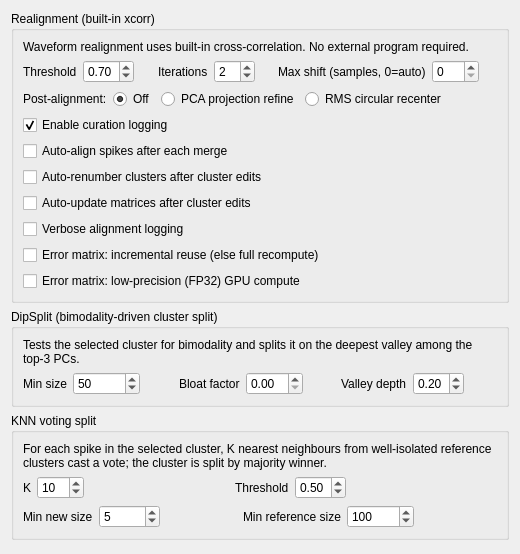
Old version of the form src/klusters/src/prefrefinementlayout.ui in the repository Gravios/neurosuite-3.
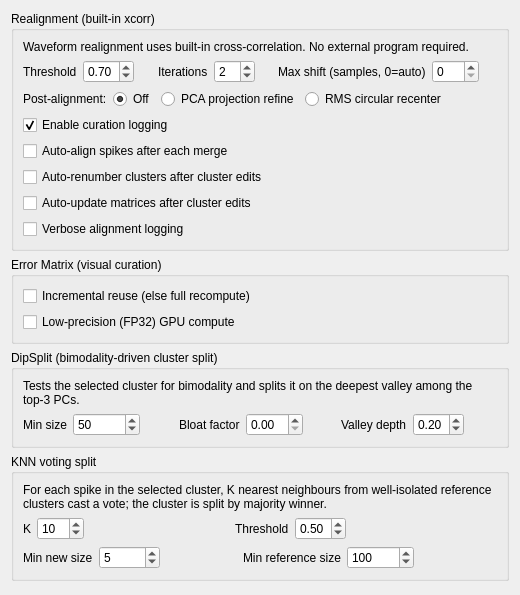
New version of the form.

Commit message: klusters: move error-matrix toggles into their own Preferences group

The edit to the form file:
```diff
--- a/src/klusters/src/prefrefinementlayout.ui
+++ b/src/klusters/src/prefrefinementlayout.ui
@@ -267,10 +267,25 @@
           </property>
          </widget>
         </item>
-        <item row="8" column="0">
+       </layout>
+      </widget>
+   </item>
+   <item>
+    <widget class="QGroupBox" name="groupBox_errormatrix">
+     <property name="sizePolicy">
+      <sizepolicy hsizetype="Expanding" vsizetype="Fixed">
+       <horstretch>0</horstretch>
+       <verstretch>0</verstretch>
+      </sizepolicy>
+     </property>
+     <property name="title">
+      <string>Error Matrix (visual curation)</string>
+     </property>
+     <layout class="QGridLayout" name="gridLayout_errormatrix">
+      <item row="0" column="0">
          <widget class="QCheckBox" name="errorMatrixIncrementalCheckBox">
           <property name="text">
-           <string>Error matrix: incremental reuse (else full recompute)</string>
+         <string>Incremental reuse (else full recompute)</string>
           </property>
           <property name="toolTip">
            <string>When a single cluster edit changes the error matrix, reuse the cached per-cluster probability columns for unchanged clusters and recompute only the changed ones, rather than recomputing the whole matrix. On a fast GPU the full recompute is usually quicker; incremental helps most without a GPU or at very large cluster counts. Overridden by NS3_ERRORMATRIX_INCREMENTAL when that variable is set. Default: off.</string>
@@ -280,10 +295,10 @@
           </property>
          </widget>
         </item>
-        <item row="9" column="0">
+      <item row="1" column="0">
          <widget class="QCheckBox" name="errorMatrixLowPrecisionCheckBox">
           <property name="text">
-           <string>Error matrix: low-precision (FP32) GPU compute</string>
+         <string>Low-precision (FP32) GPU compute</string>
           </property>
           <property name="toolTip">
            <string>Compute the error-matrix probabilities in single precision (FP32) on the GPU instead of double (FP64). The matrix is used only for qualitative visual curation, so FP32 is ample, and on GPUs whose FP64 rate is throttled (e.g. RTX PRO 6000 Blackwell) it is much faster and uses half the memory. No effect on the CPU fallback path. Default: off (FP64).</string>
```
Left out of the diff: 2 changed lines with no effect on the pictures. Lines whose indentation alone changed are shown as unchanged.
